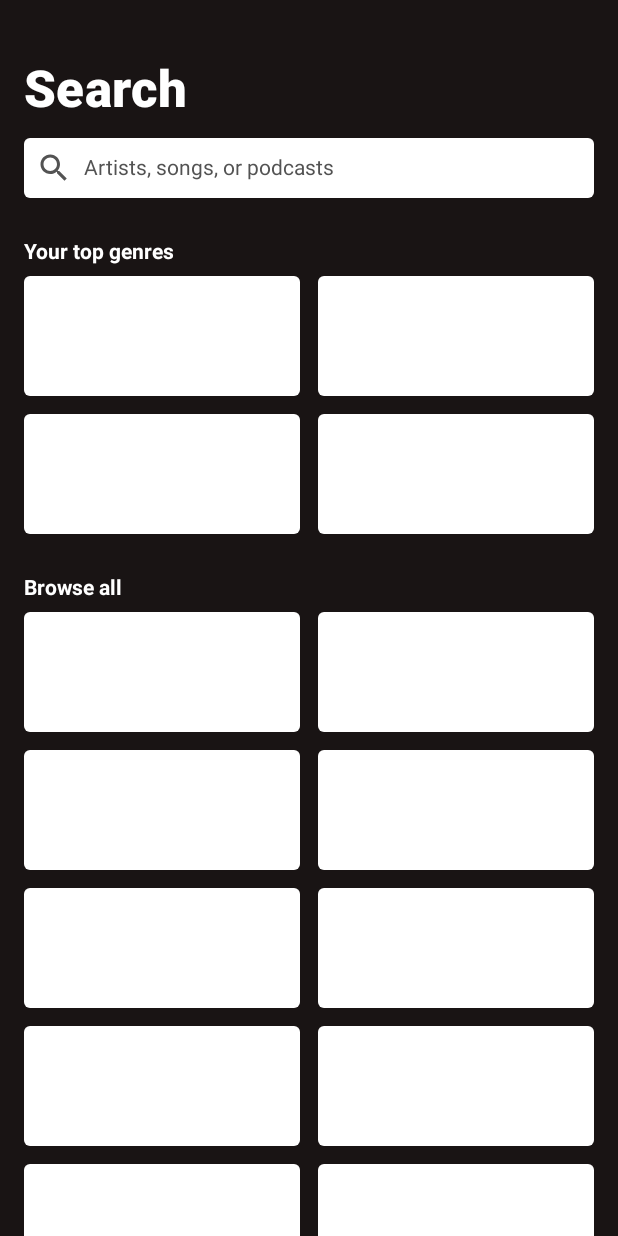
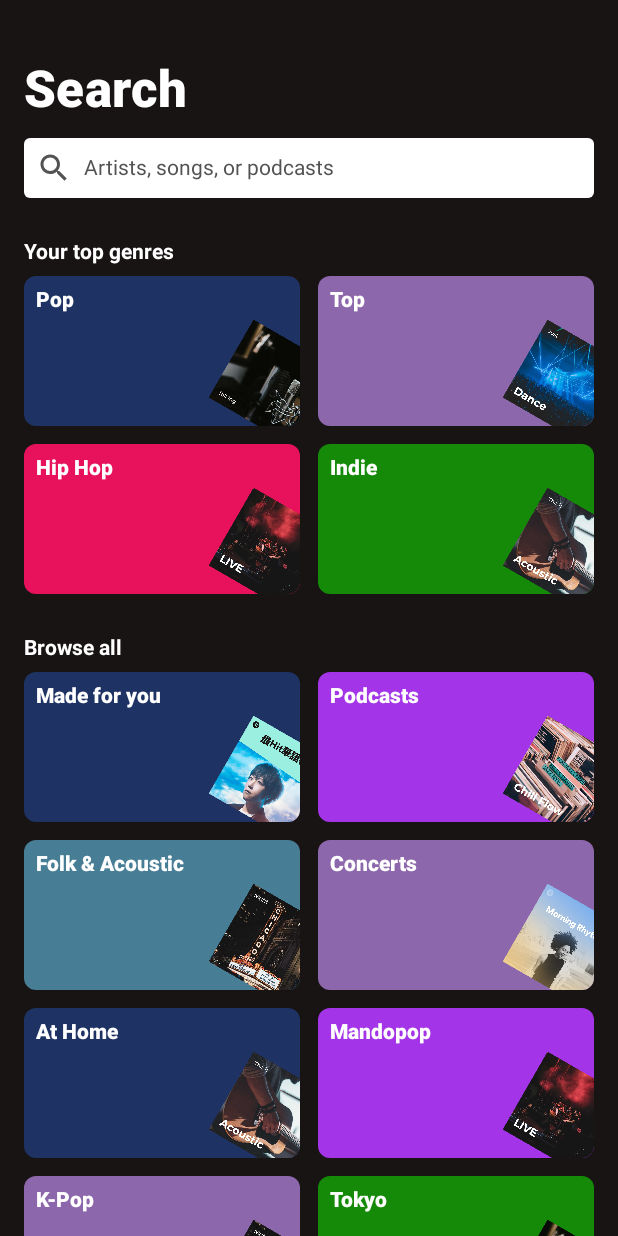
Before and after one commit to TomazWang/Learn-Compose-The-Hard-Way_lcthw, an Android app built with Jetpack Compose: the screen it shows after launch (MainActivity), on a phone screen of 412 x 824 dp. Run offline under Robolectric (Android 15) with nearby library versions, the phone set to English and light mode, and no system bars; our stand-ins replace constraintlayout-compose.

Commit message:
add repo and finish the screen

```diff
--- /dev/null
+++ b/app/src/main/java/com/tomazwang/lcthw/data/model/MusicGenre.kt
@@ -0,0 +1,14 @@
+package com.tomazwang.lcthw.data.model
+
+import androidx.annotation.DrawableRes
+import androidx.compose.ui.graphics.Color
+
+/**
+ * Created by TomazWang on 2021/08/21.
+ *
+ *
+ * @author Tomaz Wang
+ * @since 2021/08/21
+ **/
+
+data class MusicGenre(val title: String, @DrawableRes val image: Int, val color: Color)
--- /dev/null
+++ b/app/src/main/java/com/tomazwang/lcthw/data/repo/SpotiSearchRepo.kt
@@ -0,0 +1,44 @@
+package com.tomazwang.lcthw.data.repo
+
+import com.tomazwang.lcthw.R
+import com.tomazwang.lcthw.data.model.MusicGenre
+import com.tomazwang.lcthw.ui.theme.SpotiColor
+
+/**
+ * Created by TomazWang on 2021/08/17.
+ *
+ *
+ * @author Tomaz Wang
+ * @since 2021/08/17
+ **/
+
+class SpotiSearchRepo {
+    fun getTopGenreList() =
+        listOf(
+            MusicGenre("Pop", R.drawable.cover1, SpotiColor.coverColor1),
+            MusicGenre("Top", R.drawable.cover2, SpotiColor.coverColor2),
+            MusicGenre("Hip Hop", R.drawable.cover3, SpotiColor.coverColor3),
+            MusicGenre("Indie", R.drawable.cover4, SpotiColor.coverColor4)
+        )
+
+    fun getAllGenreList() = listOf(
+        MusicGenre(image = R.drawable.cover7, color = SpotiColor.coverColor1, title = "Made for you"),
+        MusicGenre(image = R.drawable.cover6, color = SpotiColor.coverColor6, title = "Podcasts"),
+        MusicGenre(
+            image = R.drawable.cover5,
+            color = SpotiColor.coverColor5,
+            title = "Folk & Acoustic",
+        ),
+        MusicGenre(image = R.drawable.cover8, color = SpotiColor.coverColor2, title = "Concerts"),
+        MusicGenre(image = R.drawable.cover4, color = SpotiColor.coverColor1, title = "At Home"),
+        MusicGenre(image = R.drawable.cover3, color = SpotiColor.coverColor6, title = "Mandopop"),
+        MusicGenre(image = R.drawable.cover5, color = SpotiColor.coverColor2, title = "K-Pop"),
+        MusicGenre(image = R.drawable.cover1, color = SpotiColor.coverColor4, title = "Tokyo"),
+        MusicGenre(image = R.drawable.cover7, color = SpotiColor.coverColor4, title = "Mood"),
+        MusicGenre(image = R.drawable.cover9, color = SpotiColor.coverColor6, title = "Rap"),
+        MusicGenre(image = R.drawable.cover9, color = SpotiColor.coverColor3, title = "Dance/Electronic"),
+        MusicGenre(image = R.drawable.cover2, color = SpotiColor.coverColor5, title = "Workout"),
+        MusicGenre(image = R.drawable.cover8, color = SpotiColor.coverColor5, title = "Trending"),
+        MusicGenre(image = R.drawable.cover6, color = SpotiColor.coverColor3, title = "Meme"),
+    )
+}
--- a/app/src/main/java/com/tomazwang/lcthw/views/component/SpotiGenreBlock.kt
+++ b/app/src/main/java/com/tomazwang/lcthw/views/component/SpotiGenreBlock.kt
@@ -33,7 +33,7 @@ import com.tomazwang.lcthw.ui.theme.SpotiColor
  **/
 
 @Composable
-fun SpotiGenereBlock(
+fun SpotiGenreBlock(
     title: String,
     @DrawableRes coverImgRes: Int,
     color: Color,
@@ -96,7 +96,7 @@ fun SpotiGenereBlock(
 )
 @Composable
 fun PreviewSpotiGenereBlock() {
-    SpotiGenereBlock(
+    SpotiGenreBlock(
         "Folk", R.drawable.cover10, SpotiColor.coverColor1,
         modifier = Modifier
             .width(160.dp)
--- a/app/src/main/java/com/tomazwang/lcthw/views/screen/SpotiSearchScreen.kt
+++ b/app/src/main/java/com/tomazwang/lcthw/views/screen/SpotiSearchScreen.kt
@@ -11,6 +11,7 @@ import androidx.compose.foundation.layout.height
 import androidx.compose.foundation.layout.padding
 import androidx.compose.foundation.layout.width
 import androidx.compose.foundation.lazy.LazyColumn
+import androidx.compose.foundation.lazy.items
 import androidx.compose.foundation.shape.RoundedCornerShape
 import androidx.compose.material.Icon
 import androidx.compose.material.MaterialTheme
@@ -25,7 +26,10 @@ import androidx.compose.ui.graphics.Color
 import androidx.compose.ui.text.font.FontWeight
 import androidx.compose.ui.tooling.preview.Preview
 import androidx.compose.ui.unit.dp
+import com.tomazwang.lcthw.data.model.MusicGenre
+import com.tomazwang.lcthw.data.repo.SpotiSearchRepo
 import com.tomazwang.lcthw.ui.theme.SpotiColor
+import com.tomazwang.lcthw.views.component.SpotiGenreBlock
 
 /**
  * Created by TomazWang on 2021/08/18.
@@ -37,6 +41,9 @@ import com.tomazwang.lcthw.ui.theme.SpotiColor
 
 @Composable
 fun SpotiSearchScreen() {
+
+    val repo = SpotiSearchRepo()
+
     LazyColumn(
         modifier = Modifier
             .fillMaxHeight()
@@ -64,18 +71,49 @@ fun SpotiSearchScreen() {
         }
 
 
-        item { GenreRow() }
-        item { GenreRow() }
+        items(repo.getTopGenreList().chunked(2)) { twoItem ->
+            val (first, second) = twoItem
+            GenreRow(first = first, second = second)
+        }
 
         item {
             Spacer(modifier = Modifier.height(16.dp))
             Text(text = "Browse all", color = Color.White, fontWeight = FontWeight.Bold)
         }
 
-        items(20) { GenreRow() }
+        items(repo.getAllGenreList().chunked(2)) { twoItem ->
+            val (first, second) = twoItem
+            GenreRow(first = first, second = second)
+        }
 
     }
 }
+
+
+@Composable
+private fun GenreRow(first: MusicGenre, second: MusicGenre) {
+
+    Row(
+        modifier = Modifier
+            .fillMaxWidth()
+            .padding(bottom = 4.dp)
+    ) {
+        SpotiGenreBlock(
+            title = first.title,
+            coverImgRes = first.image,
+            color = first.color,
+            modifier = Modifier.weight(1f)
+        )
+        Spacer(modifier = Modifier.width(12.dp))
+        SpotiGenreBlock(
+            title = second.title,
+            coverImgRes = second.image,
+            color = second.color,
+            modifier = Modifier.weight(1f)
+        )
+    }
+}
+
 
 
 @Composable
@@ -105,36 +143,6 @@ private fun SearchBox(hintText: String, modifier: Modifier = Modifier) {
 }
 
 
-@Composable
-private fun GenreRow() {
-
-    Row(
-        modifier = Modifier
-            .fillMaxWidth()
-            .padding(bottom = 4.dp)
-    ) {
-        Box(
-            modifier = Modifier
-                .weight(1f)
-                .clip(RoundedCornerShape(4.dp))
-                .background(color = Color.White)
-                .height(80.dp)
-                .padding(8.dp)
-        )
-
-
-        Spacer(modifier = Modifier.width(12.dp))
-
-        Box(
-            modifier = Modifier
-                .weight(1f)
-                .clip(RoundedCornerShape(4.dp))
-                .background(color = Color.White)
-                .height(80.dp)
-                .padding(8.dp)
-        )
-    }
-}
 
 
 @Preview(
```
